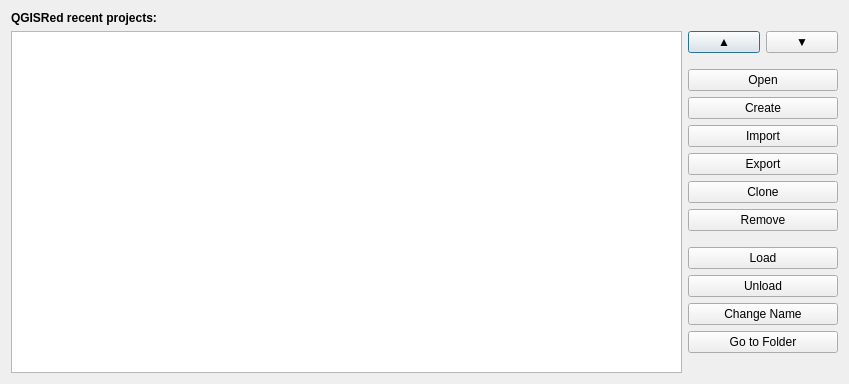
Old version of the form ui/qgisred_projectmanager_dialog.ui in the repository qgisred/QGISRed.
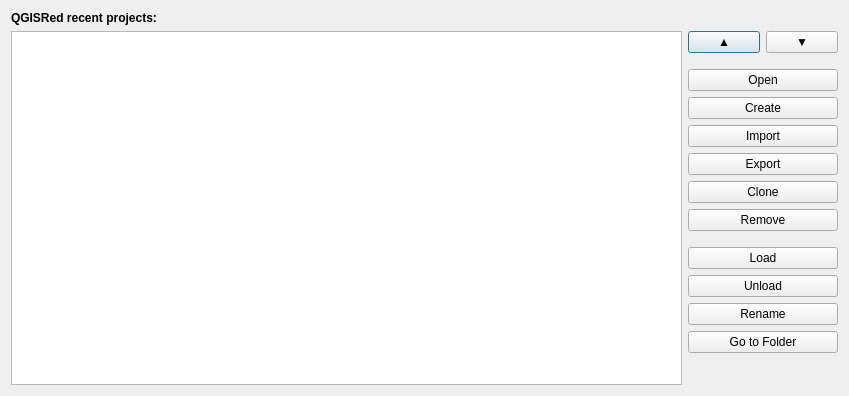
New version of the form. Icons and pictures are not drawn.

Commit message: Change copy to rename button in project manager dialog

Patch:
```diff
--- a/ui/qgisred_projectmanager_dialog.ui
+++ b/ui/qgisred_projectmanager_dialog.ui
@@ -7,7 +7,7 @@
     <x>0</x>
     <y>0</y>
     <width>849</width>
-    <height>384</height>
+    <height>396</height>
    </rect>
   </property>
   <property name="windowTitle">
@@ -366,7 +366,7 @@
             </size>
            </property>
            <property name="text">
-            <string>Change Name</string>
+            <string>Rename</string>
            </property>
           </widget>
          </item>
```
The commit also changes 1 other file.
